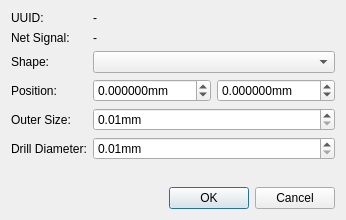
LibrePCB/LibrePCB, file libs/librepcb/projecteditor/boardeditor/boardviapropertiesdialog.ui: the form before one commit.
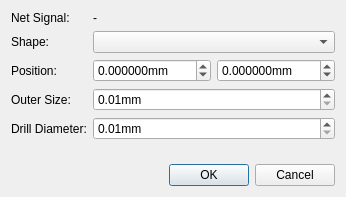
The form after the commit.

Commit message: ProjectEditor: Hide UUIDs in many dialogs

What changed in the file:
```diff
--- a/libs/librepcb/projecteditor/boardeditor/boardviapropertiesdialog.ui
+++ b/libs/librepcb/projecteditor/boardeditor/boardviapropertiesdialog.ui
@@ -7,7 +7,7 @@
     <x>0</x>
     <y>0</y>
     <width>346</width>
-    <height>220</height>
+    <height>197</height>
    </rect>
   </property>
   <property name="windowTitle">
@@ -17,54 +17,37 @@
    <item>
     <layout class="QFormLayout" name="formLayout">
      <item row="0" column="0">
-      <widget class="QLabel" name="label_7">
-       <property name="text">
-        <string>UUID:</string>
-       </property>
-      </widget>
-     </item>
-     <item row="0" column="1">
-      <widget class="QLabel" name="lblUuid">
-       <property name="text">
-        <string notr="true">-</string>
-       </property>
-       <property name="textInteractionFlags">
-        <set>Qt::LinksAccessibleByMouse|Qt::TextSelectableByKeyboard|Qt::TextSelectableByMouse</set>
-       </property>
-      </widget>
-     </item>
-     <item row="1" column="0">
       <widget class="QLabel" name="label_4">
        <property name="text">
         <string>Net Signal:</string>
        </property>
       </widget>
      </item>
-     <item row="1" column="1">
+     <item row="0" column="1">
       <widget class="QLabel" name="lblNetSignal">
        <property name="text">
         <string notr="true">-</string>
        </property>
       </widget>
      </item>
-     <item row="2" column="0">
+     <item row="1" column="0">
       <widget class="QLabel" name="label">
        <property name="text">
         <string>Shape:</string>
        </property>
       </widget>
      </item>
-     <item row="2" column="1">
+     <item row="1" column="1">
       <widget class="QComboBox" name="cbxShape"/>
      </item>
-     <item row="3" column="0">
+     <item row="2" column="0">
       <widget class="QLabel" name="label_5">
        <property name="text">
         <string>Position:</string>
        </property>
       </widget>
      </item>
-     <item row="3" column="1">
+     <item row="2" column="1">
       <layout class="QHBoxLayout" name="horizontalLayout">
        <item>
         <widget class="QDoubleSpinBox" name="spbxPosX">
@@ -136,14 +119,14 @@
        </item>
       </layout>
      </item>
-     <item row="4" column="0">
+     <item row="3" column="0">
       <widget class="QLabel" name="label_2">
        <property name="text">
         <string>Outer Size:</string>
        </property>
       </widget>
      </item>
-     <item row="4" column="1">
+     <item row="3" column="1">
       <widget class="QDoubleSpinBox" name="spbxSize">
        <property name="suffix">
         <string>mm</string>
@@ -156,14 +139,14 @@
        </property>
       </widget>
      </item>
-     <item row="5" column="0">
+     <item row="4" column="0">
       <widget class="QLabel" name="label_3">
        <property name="text">
         <string>Drill Diameter:</string>
        </property>
       </widget>
      </item>
-     <item row="5" column="1">
+     <item row="4" column="1">
       <widget class="QDoubleSpinBox" name="spbxDrillDiameter">
        <property name="suffix">
         <string>mm</string>
```
The commit also changes 7 other files.
